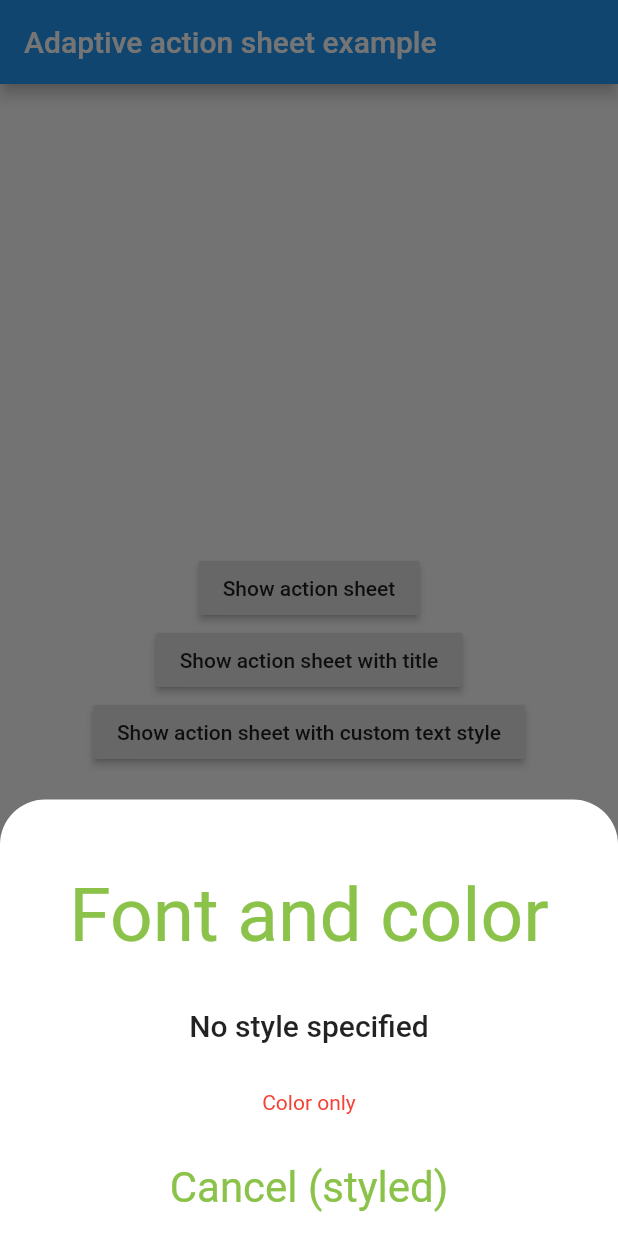
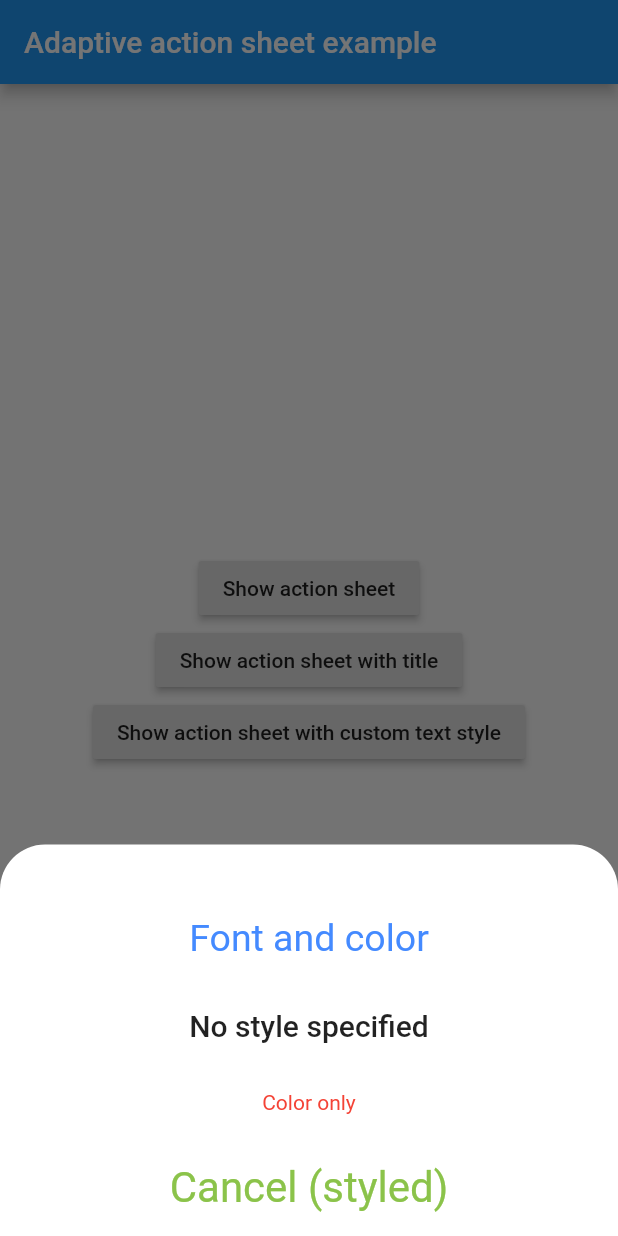
Before and after one commit to Daniel-Ioannou/flutter_adaptive_action_sheet, a Flutter app: the screen it shows after launch, after a tap on "Show action sheet with custom text style", on a phone screen of 412 x 824 dp. Run offline on Flutter 3.47's test engine with Material 2 defaults, Android fonts, the phone set to English and light mode, and no system bars.

Commit message:
Format project

```diff
--- a/example/lib/main.dart
+++ b/example/lib/main.dart
@@ -76,10 +76,14 @@ class _MyHomePageState extends State<MyHomePage> {
                       title: 'Font and color',
                       onPressed: () {},
                       textStyle: const TextStyle(
-                          fontSize: 50,
-                          color: Colors.lightGreen,
-                        )),
-                    BottomSheetAction(title: 'No style specified', onPressed: () {}),
+                        fontSize: 25,
+                        color: Colors.blueAccent,
+                      ),
+                    ),
+                    BottomSheetAction(
+                      title: 'No style specified',
+                      onPressed: () {},
+                    ),
                     BottomSheetAction(
                       title: 'Color only',
                       onPressed: () {},
@@ -90,8 +94,9 @@ class _MyHomePageState extends State<MyHomePage> {
                     title: 'Cancel (styled)',
                     textStyle: const TextStyle(
                       color: Colors.lightGreen,
-                        fontSize: 28
-                      )),
+                      fontSize: 28,
+                    ),
+                  ),
                 );
               },
               child: const Text('Show action sheet with custom text style'),
```
Lines whose indentation alone changed are shown as unchanged.
